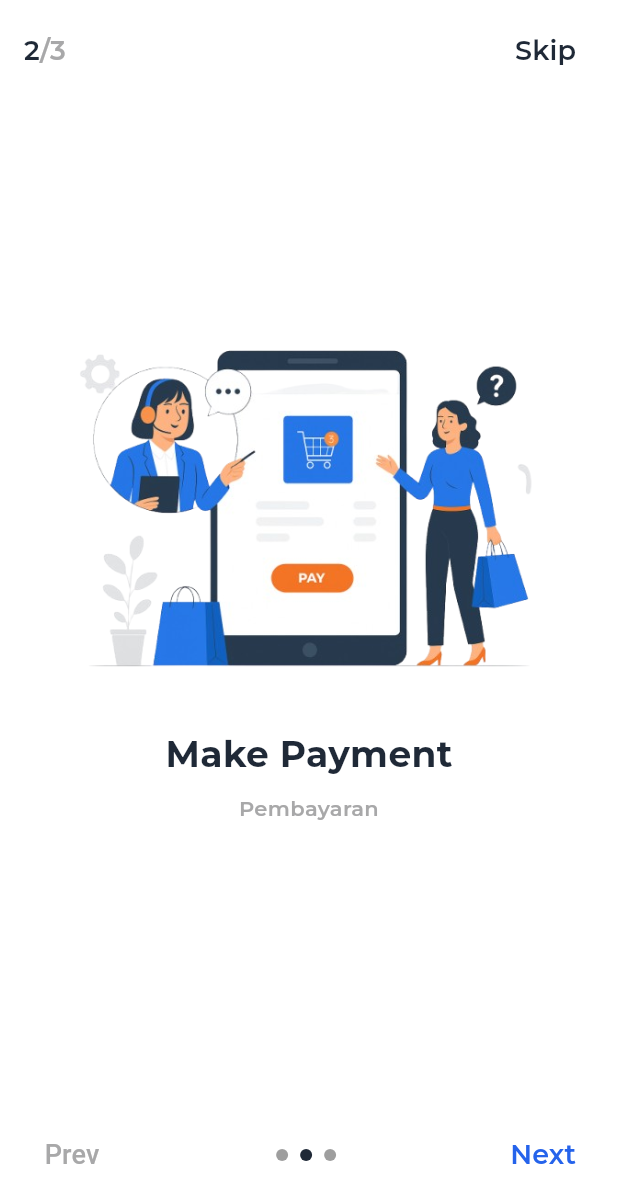
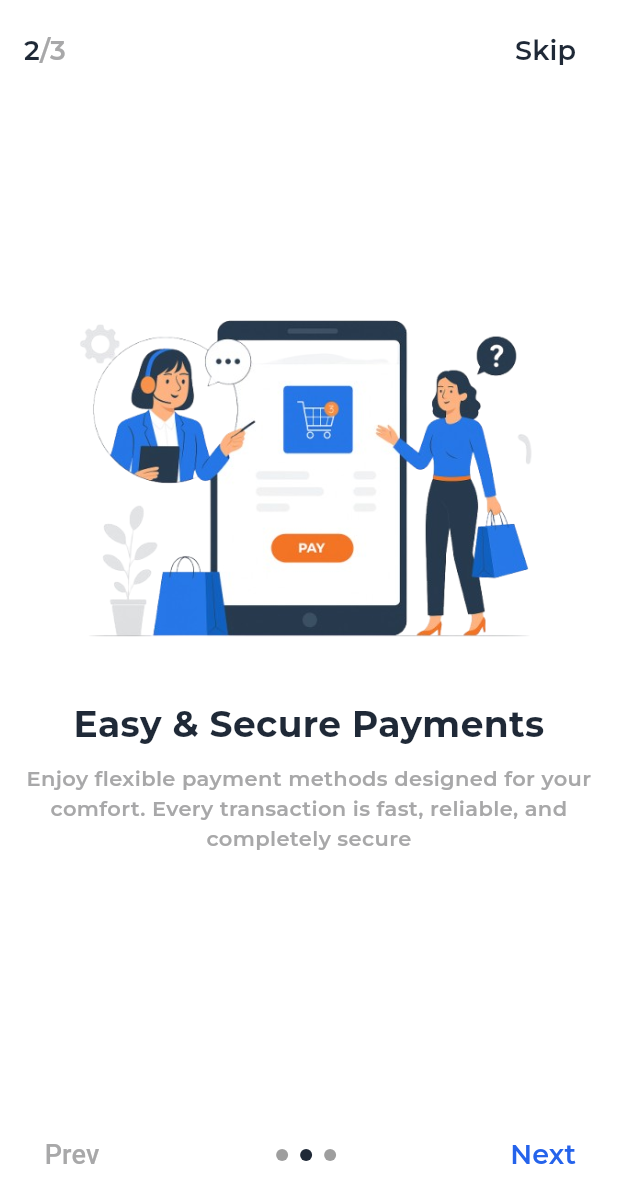
Before and after one commit to naufalrdev/blenzo, a Flutter app: the screen it shows after launch, swiped to page 2, on a phone screen of 412 x 824 dp. Shown: the top 1203 px of the screen. Run offline on Flutter 3.47's test engine with Material 3 defaults, Android fonts, the phone set to English and light mode, and no system bars; drawn by our look-alikes of smooth_page_indicator; our stand-ins replace carousel_slider, flutter_rating, google_nav_bar, image_picker, line_icons, shared_preferences; accounts and stored records are empty; project files that could hold a hidden picture were left out.

Commit message:
Final Blenzo Revisi 1

```diff
--- a/lib/views/auth/onboard_screen.dart
+++ b/lib/views/auth/onboard_screen.dart
@@ -18,13 +18,16 @@ class _OnboardScreenState extends State<OnboardScreen> {
     required String title,
     required String subtitle,
   }) {
-    return Column(
+    return Padding(
+      padding: const EdgeInsets.all(8.0),
+      child: Column(
         mainAxisAlignment: MainAxisAlignment.center,
         children: [
           SizedBox(height: 250, child: Image.asset(image)),
           SizedBox(height: 20),
           Text(
             title,
+            textAlign: TextAlign.center,
             style: TextStyle(
               fontFamily: "Montserrat",
               fontSize: 24,
@@ -45,6 +48,7 @@ class _OnboardScreenState extends State<OnboardScreen> {
           ),
           SizedBox(height: 40),
         ],
+      ),
     );
   }
 
@@ -115,18 +119,21 @@ class _OnboardScreenState extends State<OnboardScreen> {
                 children: [
                   buildPage(
                     image: "assets/images/choose_product_removebg.png",
-                    title: "Choose Products",
-                    subtitle: "Pilih Produk",
+                    title: "Choose Your Favorite Products",
+                    subtitle:
+                        "Explore a wide range of categories and discover the best items that fit your needs. With thousands of options, shopping becomes simple and enjoyable",
                   ),
                   buildPage(
                     image: "assets/images/make_payment_removebg.png",
-                    title: "Make Payment",
-                    subtitle: "Pembayaran",
+                    title: "Easy & Secure Payments",
+                    subtitle:
+                        "Enjoy flexible payment methods designed for your comfort. Every transaction is fast, reliable, and completely secure",
                   ),
                   buildPage(
                     image: "assets/images/get_order_removebg.png",
-                    title: "Get Your Order",
-                    subtitle: "TERUMUKUSU",
+                    title: "Track Your Orders Anytime",
+                    subtitle:
+                        "From confirmation to delivery, stay updated on your order status in real-time. Shop with peace of mind knowing everything is transparent",
                   ),
                 ],
               ),
--- a/lib/views/cart/cart_screen.dart
+++ b/lib/views/cart/cart_screen.dart
@@ -1,13 +1,13 @@
 import 'package:blenzo/extensions/navigations.dart';
+import 'package:blenzo/models/cart/get_cart.dart';
 import 'package:blenzo/models/checkout/add_checkout.dart';
+import 'package:blenzo/services/api/cart_api.dart';
 import 'package:blenzo/services/api/checkout_api.dart';
 import 'package:blenzo/services/local/shared_prefs_service.dart';
+import 'package:blenzo/utils/app_color.dart';
+import 'package:blenzo/utils/currency_format.dart';
 import 'package:blenzo/utils/get_discount.dart';
 import 'package:flutter/material.dart';
-import 'package:blenzo/models/cart/get_cart.dart';
-import 'package:blenzo/services/api/cart_api.dart';
-import 'package:blenzo/utils/app_color.dart';
-import 'package:blenzo/utils/currency_format.dart';
 
 class CartPage2 extends StatefulWidget {
   const CartPage2({super.key});
@@ -357,7 +357,7 @@ class _CartPage2State extends State<CartPage2> {
     return Scaffold(
       backgroundColor: AppColor.background,
       appBar: AppBar(
-        backgroundColor: Colors.white,
+        backgroundColor: AppColor.background,
         elevation: 1,
         title: const Text(
           "My cart",
@@ -367,6 +367,7 @@ class _CartPage2State extends State<CartPage2> {
             color: AppColor.text,
           ),
         ),
+        centerTitle: true,
         actions: [
           TextButton(
             onPressed: () {
```
Lines whose indentation alone changed are shown as unchanged.
